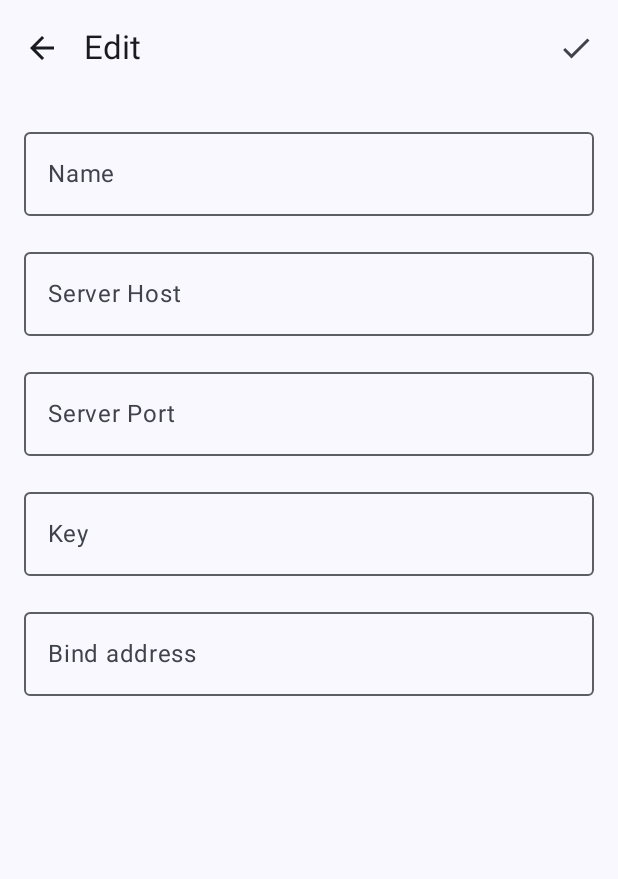
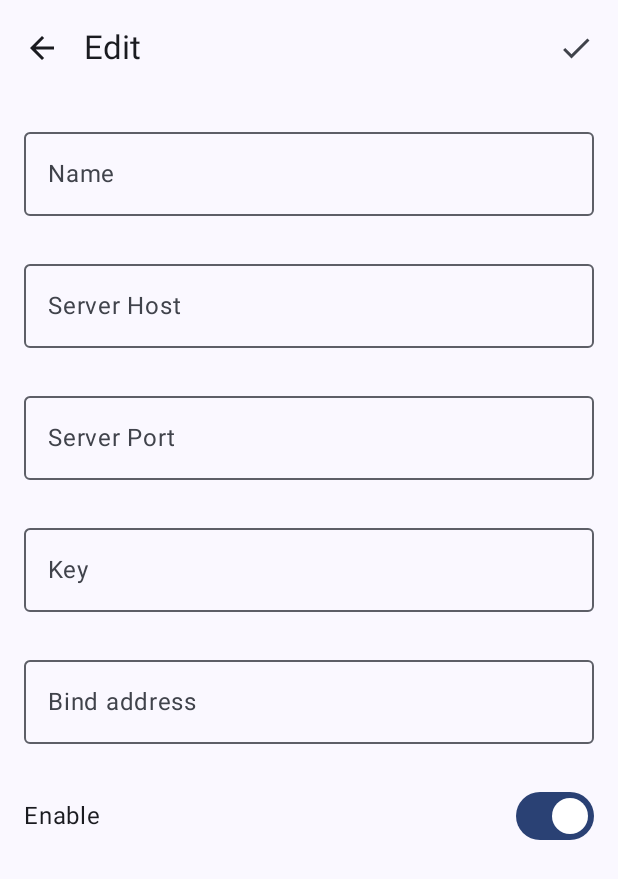
Before and after one commit to simophin/cpxy-ng, an Android app built with Jetpack Compose: the screen it shows after launch (MainActivity), after a tap on "Add", on a phone screen of 412 x 824 dp. Shown: the top 879 px of the screen. Run offline under Robolectric (Android 15) with nearby library versions, the phone set to English and light mode, and no system bars; libraries missing offline, so code that uses them is left out: com.sun.jna.

```diff
--- a/client/android-app/app/src/main/java/dev/fanchao/cpxy/ClientConfiguration.kt
+++ b/client/android-app/app/src/main/java/dev/fanchao/cpxy/ClientConfiguration.kt
@@ -10,6 +10,7 @@ data class ClientConfiguration(
     val serverPort: UShort,
     val key: String,
     val bindAddress: String,
+    val enabled: Boolean,
 ) {
     val isValid: Boolean
         get() = name.isNotBlank() &&
--- a/client/android-app/app/src/main/java/dev/fanchao/cpxy/ClientInstanceManager.kt
+++ b/client/android-app/app/src/main/java/dev/fanchao/cpxy/ClientInstanceManager.kt
@@ -9,6 +9,7 @@ import kotlinx.coroutines.flow.SharingStarted
 import kotlinx.coroutines.flow.StateFlow
 import kotlinx.coroutines.flow.flatMapLatest
 import kotlinx.coroutines.flow.flowOf
+import kotlinx.coroutines.flow.map
 import kotlinx.coroutines.flow.scan
 import kotlinx.coroutines.flow.stateIn
 
@@ -26,7 +27,7 @@ class ClientInstanceManager (
     val state: StateFlow<Map<String, InstanceState>> = mutableStarted
         .flatMapLatest { started ->
             if (!started) flowOf(emptyList())
-            else repository.configurations
+            else repository.configurations.map { configs -> configs.filter { it.enabled } }
         }
         .scan(emptyMap<String, InstanceState>()) { acc, configurations ->
             val keep = acc.filter { existing ->
--- a/client/android-app/app/src/main/java/dev/fanchao/cpxy/ClientService.kt
+++ b/client/android-app/app/src/main/java/dev/fanchao/cpxy/ClientService.kt
@@ -71,6 +71,8 @@ class ClientService : Service() {
 
                 stopForeground(STOP_FOREGROUND_REMOVE)
                 stopSelf()
+
+                appInstance.clientInstanceManager.stop()
             }
         }
 
--- a/client/android-app/app/src/main/java/dev/fanchao/cpxy/ui/EditConfigScreen.kt
+++ b/client/android-app/app/src/main/java/dev/fanchao/cpxy/ui/EditConfigScreen.kt
@@ -1,6 +1,8 @@
 package dev.fanchao.cpxy.ui
 
+import androidx.compose.foundation.layout.Arrangement
 import androidx.compose.foundation.layout.Column
+import androidx.compose.foundation.layout.Row
 import androidx.compose.foundation.layout.fillMaxSize
 import androidx.compose.foundation.layout.fillMaxWidth
 import androidx.compose.foundation.layout.padding
@@ -8,19 +10,20 @@ import androidx.compose.foundation.rememberScrollState
 import androidx.compose.foundation.verticalScroll
 import androidx.compose.material.icons.Icons
 import androidx.compose.material.icons.automirrored.filled.ArrowBack
-import androidx.compose.material.icons.filled.ArrowBack
 import androidx.compose.material.icons.filled.Done
 import androidx.compose.material3.ExperimentalMaterial3Api
 import androidx.compose.material3.Icon
 import androidx.compose.material3.IconButton
 import androidx.compose.material3.OutlinedTextField
 import androidx.compose.material3.Scaffold
+import androidx.compose.material3.Switch
 import androidx.compose.material3.Text
 import androidx.compose.material3.TopAppBar
 import androidx.compose.runtime.Composable
 import androidx.compose.runtime.MutableState
 import androidx.compose.runtime.mutableStateOf
 import androidx.compose.runtime.remember
+import androidx.compose.ui.Alignment
 import androidx.compose.ui.Modifier
 import androidx.compose.ui.platform.LocalContext
 import androidx.compose.ui.unit.dp
@@ -44,11 +47,15 @@ fun EditConfigScreen(
         context.appInstance.configurationRepository.configurations.value.firstOrNull { it.id == configId }
     }
     val nameState = remember {
-        EditingState(config?.name.orEmpty(), label = "Name", validator = nonEmptyValidator("Name") )
+        EditingState(config?.name.orEmpty(), label = "Name", validator = nonEmptyValidator("Name"))
     }
 
     val serverHostState = remember {
-        EditingState(config?.serverHost.orEmpty(), label = "Server Host", validator = nonEmptyValidator("Server Host") )
+        EditingState(
+            config?.serverHost.orEmpty(),
+            label = "Server Host",
+            validator = nonEmptyValidator("Server Host")
+        )
     }
 
     val serverPortState = remember {
@@ -66,7 +73,7 @@ fun EditConfigScreen(
     }
 
     val keyState = remember {
-        EditingState(config?.key.orEmpty(), label = "Key", validator = nonEmptyValidator("Key") )
+        EditingState(config?.key.orEmpty(), label = "Key", validator = nonEmptyValidator("Key"))
     }
 
     val bindAddressState = remember {
@@ -87,6 +94,8 @@ fun EditConfigScreen(
         bindAddressState,
     )
 
+    val enableState = remember { mutableStateOf(config?.enabled ?: true) }
+
     val onSave = {
         val isValid = allFieldStates.fold(true) { acc, state ->
             val v = state.validate()
@@ -95,14 +104,17 @@ fun EditConfigScreen(
 
         if (isValid) {
             context.appInstance.configurationRepository
-                .save(ClientConfiguration(
+                .save(
+                    ClientConfiguration(
                         id = configId ?: UUID.randomUUID().toString(),
                         name = nameState.text.value,
                         serverHost = serverHostState.text.value,
                         serverPort = serverPortState.text.value.toUShort(),
                         key = keyState.text.value,
                         bindAddress = bindAddressState.text.value,
-                ))
+                        enabled = enableState.value,
+                    )
+                )
             onDone()
         }
     }
@@ -129,7 +141,9 @@ fun EditConfigScreen(
                 .padding(paddings)
                 .padding(16.dp)
                 .fillMaxSize(),
-            states = allFieldStates
+            states = allFieldStates,
+            enableState = enableState.value,
+            setEnableState = { enableState.value = it },
         )
     }
 }
@@ -162,9 +176,14 @@ class EditingState(
 private fun EditConfig(
     modifier: Modifier = Modifier,
     states: List<EditingState>,
+    enableState: Boolean,
+    setEnableState: (enabled: Boolean) -> Unit,
 ) {
-    Column(modifier = modifier
-        .verticalScroll(rememberScrollState())) {
+    Column(
+        modifier = modifier
+            .verticalScroll(rememberScrollState()),
+        verticalArrangement = Arrangement.spacedBy(8.dp)
+    ) {
         for (state in states) {
             OutlinedTextField(
                 modifier = Modifier.fillMaxWidth(),
@@ -183,5 +202,10 @@ private fun EditConfig(
                 }
             )
         }
+
+        Row(modifier = Modifier.fillMaxWidth(), verticalAlignment = Alignment.CenterVertically) {
+            Text("Enable", modifier = Modifier.weight(1f))
+            Switch(enableState, onCheckedChange = setEnableState)
         }
     }
+}
--- a/client/android-app/app/src/main/java/dev/fanchao/cpxy/ui/ServerListScreen.kt
+++ b/client/android-app/app/src/main/java/dev/fanchao/cpxy/ui/ServerListScreen.kt
@@ -18,7 +18,6 @@ import androidx.compose.material.icons.filled.Edit
 import androidx.compose.material.icons.filled.MoreVert
 import androidx.compose.material.icons.filled.PlayArrow
 import androidx.compose.material.icons.filled.Warning
-import androidx.compose.material.icons.outlined.Person
 import androidx.compose.material3.AlertDialog
 import androidx.compose.material3.Badge
 import androidx.compose.material3.DropdownMenu
@@ -43,6 +42,7 @@ import androidx.compose.ui.Alignment
 import androidx.compose.ui.Modifier
 import androidx.compose.ui.platform.LocalContext
 import androidx.compose.ui.res.painterResource
+import androidx.compose.ui.text.font.FontStyle
 import androidx.compose.ui.tooling.preview.Preview
 import androidx.compose.ui.unit.dp
 import dev.fanchao.cpxy.App.Companion.appInstance
@@ -63,6 +63,8 @@ fun ServerListScreen(
     navigateToNewConfigScreen: () -> Unit,
 ) {
     val context = LocalContext.current
+
+    val showingErrorDialog = remember { mutableStateOf<Throwable?>(null) }
 
     val configurations by context
         .appInstance
@@ -94,8 +96,9 @@ fun ServerListScreen(
         },
         floatingActionButton = {
             FloatingActionButton(onClick = {
-                context.startService(Intent(context, ClientService::class.java)
-                    .setAction(if (serviceStarted) ClientService.ACTION_STOP else ClientService.ACTION_START)
+                context.startService(
+                    Intent(context, ClientService::class.java)
+                        .setAction(if (serviceStarted) ClientService.ACTION_STOP else ClientService.ACTION_START)
                 )
             }) {
                 if (serviceStarted) {
@@ -115,9 +118,26 @@ fun ServerListScreen(
             instanceState = instanceState,
             onItemClick = navigateToEditScreen,
             onEditClick = navigateToEditScreen,
-            onDeleteClick = {},
-            onErrorInfoClicked = { _, _ -> },
+            onDeleteClick = { context.appInstance.configurationRepository.delete(it.id) },
+            onErrorInfoClicked = { _, err ->
+                showingErrorDialog.value = err
+            },
+            toggleConfig = { context.appInstance.configurationRepository.setConfigEnabled(it.id, !it.enabled) }
         )
+
+        if (showingErrorDialog.value != null) {
+            AlertDialog(
+                onDismissRequest = { showingErrorDialog.value = null },
+                confirmButton = {
+                    OutlinedButton(onClick = { showingErrorDialog.value = null }) {
+                        Text("OK")
+                    }
+                },
+                text = {
+                    Text(showingErrorDialog.value!!.message.orEmpty())
+                }
+            )
+        }
     }
 }
 
@@ -130,6 +150,7 @@ private fun ServerList(
     onEditClick: (ClientConfiguration) -> Unit,
     onDeleteClick: (ClientConfiguration) -> Unit,
     onErrorInfoClicked: (ClientConfiguration, Throwable) -> Unit,
+    toggleConfig: (ClientConfiguration) -> Unit,
 ) {
     var showingDeleteConfirmation by remember { mutableStateOf<ClientConfiguration?>(null) }
 
@@ -137,7 +158,10 @@ private fun ServerList(
         AlertDialog(
             onDismissRequest = { showingDeleteConfirmation = null },
             confirmButton = {
-                OutlinedButton(onClick = { onDeleteClick(showingDeleteConfirmation!!) }) {
+                OutlinedButton(onClick = {
+                    onDeleteClick(showingDeleteConfirmation!!)
+                    showingDeleteConfirmation = null
+                }) {
                     Text("Delete")
                 }
             },
@@ -169,9 +193,21 @@ private fun ServerList(
                         horizontalArrangement = Arrangement.spacedBy(4.dp),
                         verticalAlignment = Alignment.CenterVertically
                     ) {
-                        Text(config.name, style = MaterialTheme.typography.labelLarge)
-                        Badge(containerColor = MaterialTheme.colorScheme.secondaryContainer) {
-                            Text(config.bindAddress)
+                        val title = if (config.enabled) config.name
+                        else "${config.name} (Disabled)"
+
+                        val style = if (config.enabled) MaterialTheme.typography.labelLarge
+                        else MaterialTheme.typography.labelLarge.copy(
+                            color = MaterialTheme.colorScheme.onSurfaceVariant,
+                            fontStyle = FontStyle.Italic
+                        )
+
+                        Text(title, style = style)
+
+                        if (config.enabled) {
+                            Badge(containerColor = MaterialTheme.colorScheme.secondaryContainer) {
+                                Text(config.bindAddress)
+                            }
                         }
                     }
 
@@ -235,8 +271,15 @@ private fun ServerList(
                                 )
                             }
                         )
+
+                        DropdownMenuItem(
+                            text = { Text(if (config.enabled) "Disable" else "Enable") },
+                            onClick = {
+                                showingDropdownMenu.value = false
+                                toggleConfig(config)
+                            },
+                        )
                     }
-
                 }
             }
         }
@@ -244,8 +287,10 @@ private fun ServerList(
 
     if (configurations.isEmpty()) {
         Box(modifier = modifier.fillMaxSize(), contentAlignment = Alignment.Center) {
-            Text("No configurations yet",
-                style = MaterialTheme.typography.bodyLarge)
+            Text(
+                "No configurations yet",
+                style = MaterialTheme.typography.bodyLarge
+            )
         }
     }
 }
@@ -261,6 +306,7 @@ private fun ServerListPreview() {
             serverPort = 80.toUShort(),
             key = "xxx",
             bindAddress = "127.0.0.1:8080",
+            enabled = false,
         )
     )
 
@@ -277,6 +323,7 @@ private fun ServerListPreview() {
             onItemClick = {},
             onDeleteClick = {},
             onErrorInfoClicked = { _, _ -> },
+            toggleConfig = {},
         )
     }
 }
```
Also changed, not shown: client/android-app/app/src/main/java/dev/fanchao/cpxy/ClientConfigurationRepository.kt (+19 -0 lines), 1 other file. Lines whose indentation alone changed are shown as unchanged.
